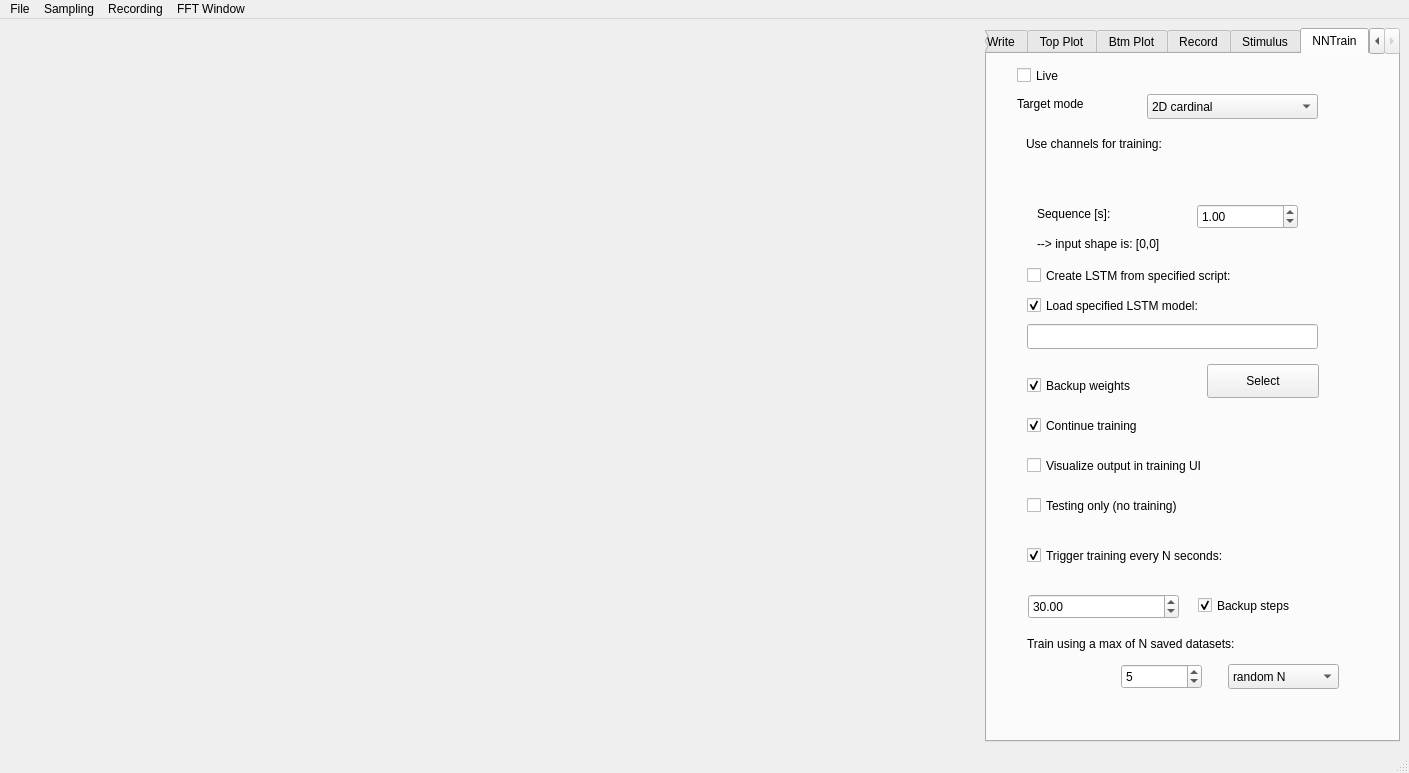
Above: sampling_ui.ui from DSchwenn/My_DAQ_EIS before the change. Below: the same form after it.
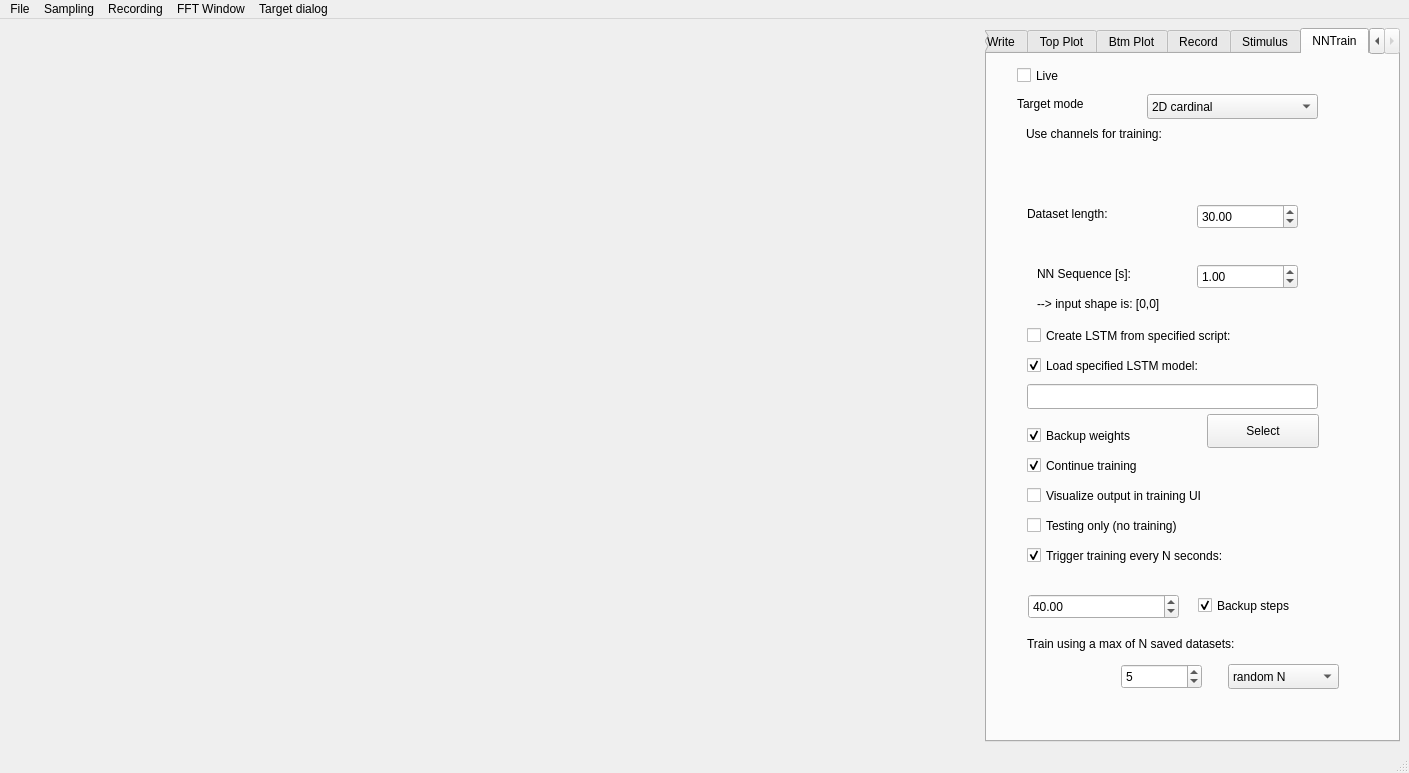
That is the form after the change.

The edit to the form file:
```diff
--- a/sampling_ui.ui
+++ b/sampling_ui.ui
@@ -1808,7 +1808,7 @@
           <property name="geometry">
            <rect>
             <x>39</x>
-            <y>80</y>
+            <y>70</y>
             <width>281</width>
             <height>19</height>
            </rect>
@@ -1836,7 +1836,7 @@
           <property name="geometry">
            <rect>
             <x>40</x>
-            <y>440</y>
+            <y>460</y>
             <width>301</width>
             <height>23</height>
            </rect>
@@ -1852,7 +1852,7 @@
           <property name="geometry">
            <rect>
             <x>40</x>
-            <y>270</y>
+            <y>330</y>
             <width>291</width>
             <height>25</height>
            </rect>
@@ -1862,7 +1862,7 @@
           <property name="geometry">
            <rect>
             <x>220</x>
-            <y>310</y>
+            <y>360</y>
             <width>112</width>
             <height>34</height>
            </rect>
@@ -1875,8 +1875,8 @@
           <property name="geometry">
            <rect>
             <x>40</x>
-            <y>360</y>
-            <width>201</width>
+            <y>400</y>
+            <width>261</width>
             <height>23</height>
            </rect>
           </property>
@@ -1891,7 +1891,7 @@
           <property name="geometry">
            <rect>
             <x>40</x>
-            <y>400</y>
+            <y>430</y>
             <width>281</width>
             <height>23</height>
            </rect>
@@ -1907,7 +1907,7 @@
           <property name="geometry">
            <rect>
             <x>40</x>
-            <y>320</y>
+            <y>370</y>
             <width>201</width>
             <height>23</height>
            </rect>
@@ -1923,7 +1923,7 @@
           <property name="geometry">
            <rect>
             <x>40</x>
-            <y>240</y>
+            <y>300</y>
             <width>301</width>
             <height>23</height>
            </rect>
@@ -1939,7 +1939,7 @@
           <property name="geometry">
            <rect>
             <x>40</x>
-            <y>210</y>
+            <y>270</y>
             <width>301</width>
             <height>23</height>
            </rect>
@@ -1980,7 +1980,7 @@
            <double>9999.000000000000000</double>
           </property>
           <property name="value">
-           <double>30.000000000000000</double>
+           <double>40.000000000000000</double>
           </property>
          </widget>
          <widget class="QLabel" name="label_40">
@@ -2068,7 +2068,7 @@
           <property name="geometry">
            <rect>
             <x>210</x>
-            <y>150</y>
+            <y>210</y>
             <width>101</width>
             <height>25</height>
            </rect>
@@ -2084,20 +2084,20 @@
           <property name="geometry">
            <rect>
             <x>50</x>
-            <y>150</y>
+            <y>210</y>
             <width>151</width>
             <height>19</height>
            </rect>
           </property>
           <property name="text">
-           <string>Sequence [s]:</string>
+           <string>NN Sequence [s]:</string>
           </property>
          </widget>
          <widget class="QLabel" name="train_input_shape_label">
           <property name="geometry">
            <rect>
             <x>50</x>
-            <y>180</y>
+            <y>240</y>
             <width>261</width>
             <height>19</height>
            </rect>
@@ -2106,6 +2106,35 @@
            <string>--&gt; input shape is: [0,0]</string>
           </property>
          </widget>
+         <widget class="QLabel" name="label_42">
+          <property name="geometry">
+           <rect>
+            <x>40</x>
+            <y>150</y>
+            <width>151</width>
+            <height>19</height>
+           </rect>
+          </property>
+          <property name="text">
+           <string>Dataset length:</string>
+          </property>
+         </widget>
+         <widget class="QDoubleSpinBox" name="train_dataset_len_doubleSpinBox">
+          <property name="geometry">
+           <rect>
+            <x>210</x>
+            <y>150</y>
+            <width>101</width>
+            <height>25</height>
+           </rect>
+          </property>
+          <property name="maximum">
+           <double>9000.000000000000000</double>
+          </property>
+          <property name="value">
+           <double>30.000000000000000</double>
+          </property>
+         </widget>
         </widget>
        </widget>
       </item>
@@ -2157,10 +2186,18 @@
     <addaction name="actionBarlett"/>
     <addaction name="actionKaiser_14"/>
    </widget>
+   <widget class="QMenu" name="menuTarget_dialog">
+    <property name="title">
+     <string>Target dialog</string>
+    </property>
+    <addaction name="actionTgtShow"/>
+    <addaction name="actionTgtHide"/>
+   </widget>
    <addaction name="menuFile"/>
    <addaction name="menuSampling"/>
    <addaction name="menuRecording"/>
    <addaction name="menuFFT_Window"/>
+   <addaction name="menuTarget_dialog"/>
   </widget>
   <widget class="QStatusBar" name="statusbar"/>
   <action name="actionLoad_settings">
```
Left out of the diff: 12 changed lines with no effect on the pictures.
